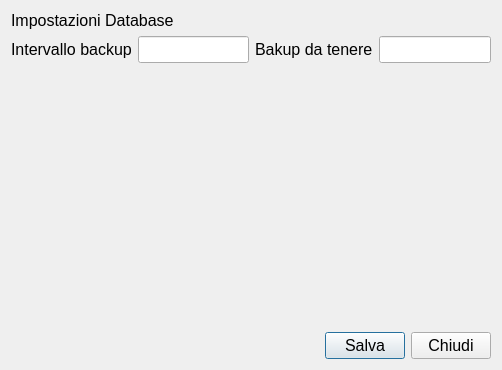
Qt form Settings.ui (LuigiCaradonna/funeraria) before a commit.
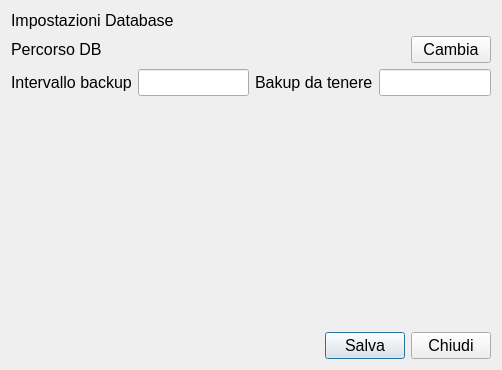
The same form after that commit.

Commit message: Fixed some bugs of the setting system

```diff
--- a/Settings.ui
+++ b/Settings.ui
@@ -16,6 +16,58 @@
   <layout class="QGridLayout" name="gridLayout_2">
    <item row="0" column="0">
     <layout class="QGridLayout" name="gridLayout">
+     <item row="3" column="0">
+      <layout class="QHBoxLayout" name="dbFields">
+       <item>
+        <widget class="QLabel" name="lblBkupInterval">
+         <property name="font">
+          <font>
+           <pointsize>12</pointsize>
+          </font>
+         </property>
+         <property name="text">
+          <string>Intervallo backup</string>
+         </property>
+        </widget>
+       </item>
+       <item>
+        <widget class="QLineEdit" name="leBkupInterval">
+         <property name="font">
+          <font>
+           <pointsize>12</pointsize>
+          </font>
+         </property>
+         <property name="toolTip">
+          <string>Intervallo in giorni tra un backup e il successivo</string>
+         </property>
+        </widget>
+       </item>
+       <item>
+        <widget class="QLabel" name="lblBkupKeep">
+         <property name="font">
+          <font>
+           <pointsize>12</pointsize>
+          </font>
+         </property>
+         <property name="text">
+          <string>Bakup da tenere</string>
+         </property>
+        </widget>
+       </item>
+       <item>
+        <widget class="QLineEdit" name="leBkupKeep">
+         <property name="font">
+          <font>
+           <pointsize>12</pointsize>
+          </font>
+         </property>
+         <property name="toolTip">
+          <string>Numero di backup da mantenere</string>
+         </property>
+        </widget>
+       </item>
+      </layout>
+     </item>
      <item row="0" column="0">
       <widget class="QLabel" name="lblDb">
        <property name="font">
@@ -28,7 +80,7 @@
        </property>
       </widget>
      </item>
-     <item row="2" column="0">
+     <item row="4" column="0">
       <spacer name="verticalSpacer">
        <property name="orientation">
         <enum>Qt::Vertical</enum>
@@ -41,7 +93,7 @@
        </property>
       </spacer>
      </item>
-     <item row="4" column="0">
+     <item row="6" column="0">
       <layout class="QHBoxLayout" name="buttonBar">
        <item>
         <spacer name="horizontalSpacer">
@@ -83,52 +135,52 @@
       </layout>
      </item>
      <item row="1" column="0">
-      <layout class="QHBoxLayout" name="dbFields">
+      <layout class="QHBoxLayout" name="dbPath">
        <item>
-        <widget class="QLabel" name="lblBkupInterval">
+        <widget class="QLabel" name="lbDbPath">
+         <property name="maximumSize">
+          <size>
+           <width>90</width>
+           <height>16777215</height>
+          </size>
+         </property>
          <property name="font">
           <font>
            <pointsize>12</pointsize>
           </font>
          </property>
          <property name="text">
-          <string>Intervallo backup</string>
+          <string>Percorso DB:</string>
          </property>
         </widget>
        </item>
        <item>
-        <widget class="QLineEdit" name="leBkupInterval">
+        <widget class="QLabel" name="lblDbPathInUse">
          <property name="font">
           <font>
-           <pointsize>12</pointsize>
+           <pointsize>10</pointsize>
           </font>
          </property>
-         <property name="toolTip">
-          <string>Intervallo in giorni tra un backup e il successivo</string>
-         </property>
-        </widget>
-       </item>
-       <item>
-        <widget class="QLabel" name="lblBkupKeep">
-         <property name="font">
-          <font>
-           <pointsize>12</pointsize>
-          </font>
-         </property>
          <property name="text">
-          <string>Bakup da tenere</string>
+          <string/>
          </property>
         </widget>
        </item>
        <item>
-        <widget class="QLineEdit" name="leBkupKeep">
+        <widget class="QPushButton" name="btnChengeDbPath">
+         <property name="maximumSize">
+          <size>
+           <width>80</width>
+           <height>16777215</height>
+          </size>
+         </property>
          <property name="font">
           <font>
            <pointsize>12</pointsize>
           </font>
          </property>
-         <property name="toolTip">
-          <string>Numero di backup da mantenere</string>
+         <property name="text">
+          <string>Cambia</string>
          </property>
         </widget>
        </item>
```
The commit also changes 9 other files.
